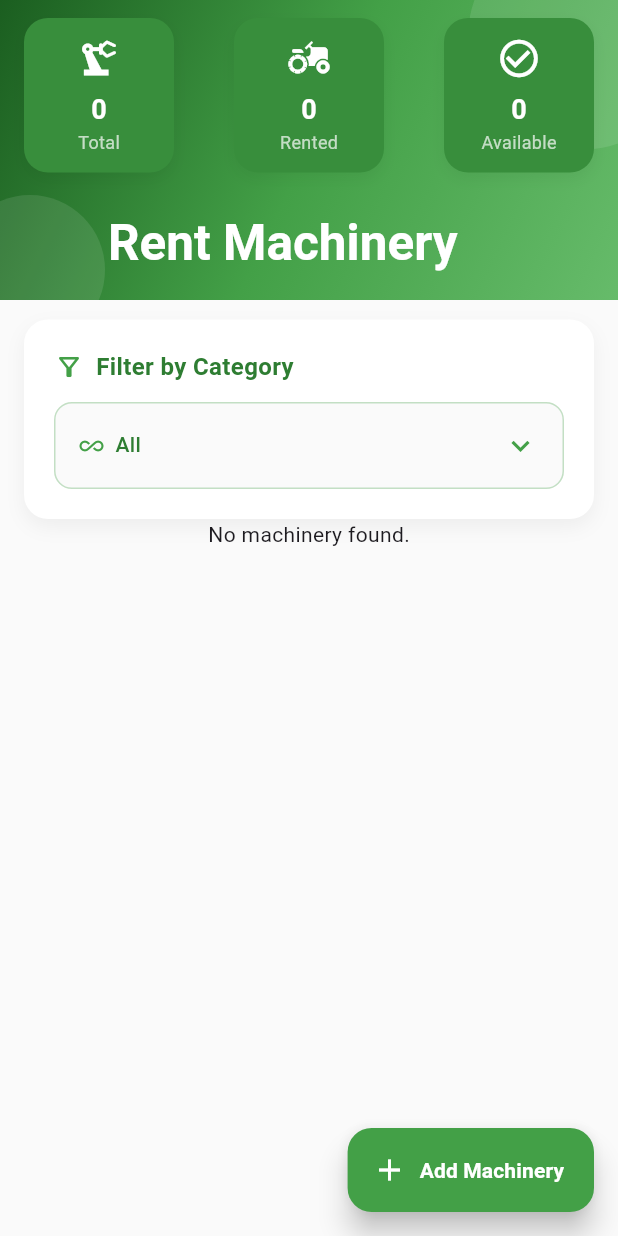
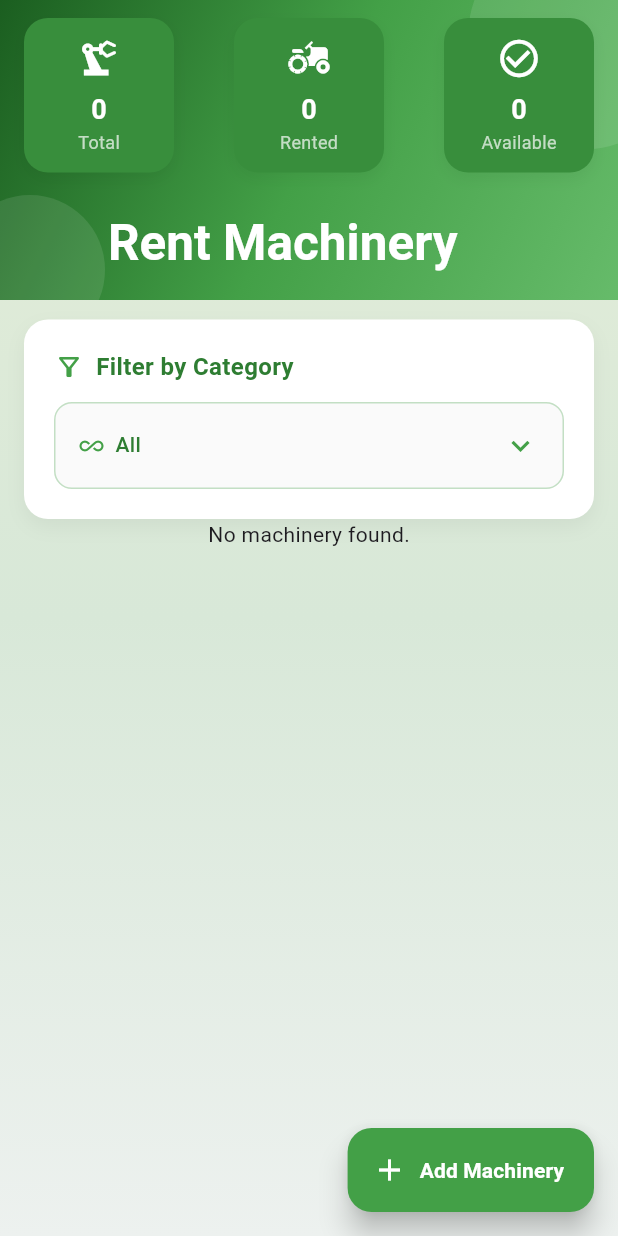
Before and after one commit to laibaahmad09/HarvestHUB, a Flutter app: the RentDashboard screen opened by its route, on a phone screen of 412 x 824 dp. Run offline on Flutter 3.47's test engine with Material 3 defaults, Android fonts, the phone set to English and light mode, and no system bars; our stand-ins replace cloud_firestore, firebase_auth, firebase_core, image_picker, shared_preferences; accounts and stored records are empty.

Commit message:
seller-dashboard: set background color

```diff
--- a/lib/ui/SellerDashBord/rent_machinery/rent_machinery_screen.dart
+++ b/lib/ui/SellerDashBord/rent_machinery/rent_machinery_screen.dart
@@ -2,6 +2,7 @@ import 'package:flutter/material.dart';
 import 'package:provider/provider.dart';
 import '../../../approutes/app_routes.dart';
 import '../../../controllers/machinery_controller.dart';
+import '../../../utils/app_colors.dart';
 import 'components/machinery_header.dart';
 import 'components/category_filter.dart';
 import 'components/machinery_list.dart';
@@ -55,8 +56,9 @@ class _RentDashboardState extends State<RentDashboard>
   @override
   Widget build(BuildContext context) {
     return Scaffold(
-      backgroundColor: Colors.grey[50],
-      body: Stack(
+      body: Container(
+        decoration: AppColors.backgroundDecoration,
+        child: Stack(
         children: [
           SafeArea(
             child: CustomScrollView(
@@ -90,6 +92,7 @@ class _RentDashboardState extends State<RentDashboard>
           ),
           StatsOverlay(),
         ],
+        ),
       ),
       floatingActionButton: FloatingActionButton.extended(
         onPressed: () {
--- a/lib/ui/SellerDashBord/sell_product/sell_product_screen.dart
+++ b/lib/ui/SellerDashBord/sell_product/sell_product_screen.dart
@@ -2,6 +2,7 @@ import 'package:flutter/material.dart';
 import 'package:provider/provider.dart';
 import '../../../controllers/product_controller.dart';
 import '../../../approutes/app_routes.dart';
+import '../../../utils/app_colors.dart';
 import 'components/dashboard_header.dart';
 import 'components/stat_card.dart';
 import 'components/action_buttons.dart';
@@ -27,8 +28,9 @@ class _SellDashboardState extends State<SellDashboard> {
   @override
   Widget build(BuildContext context) {
     return Scaffold(
-      backgroundColor: Colors.grey[50],
-      body: SingleChildScrollView(
+      body: Container(
+        decoration: AppColors.backgroundDecoration,
+        child: SingleChildScrollView(
         padding: EdgeInsets.all(16),
         child: Column(
           crossAxisAlignment: CrossAxisAlignment.start,
@@ -69,6 +71,7 @@ class _SellDashboardState extends State<SellDashboard> {
             SizedBox(height: 20),
           ],
         ),
+        ),
       ),
       floatingActionButton: FloatingActionButton(
         onPressed: () => AppRoutes.navigateTo(context, AppRoutes.addProduct),
--- a/lib/ui/SellerDashBord/seller_dash_bord.dart
+++ b/lib/ui/SellerDashBord/seller_dash_bord.dart
@@ -1,7 +1,7 @@
 import 'package:first_project/approutes/app_routes.dart';
+import 'package:first_project/ui/SellerDashBord/hire_labour/hire_labour_screen.dart';
+import 'package:first_project/ui/SellerDashBord/inventory/inventory_screen.dart';
 import 'package:flutter/material.dart';
-import 'find_labour.dart';
-import 'inventory.dart';
 import 'rent_machinery/rent_machinery_screen.dart';
 import 'sell_product/sell_product_screen.dart';
 import 'Helper/custom_drawer.dart';
--- /dev/null
+++ b/lib/utils/app_colors.dart
@@ -0,0 +1,20 @@
+import 'package:flutter/material.dart';
+
+class AppColors {
+  static const List<Color> backgroundGradient = [
+    Color.fromARGB(255, 228, 237, 216),
+    Color.fromARGB(255, 216, 232, 216),
+    Color.fromARGB(255, 237, 241, 239),
+  ];
+
+  static const List<double> gradientStops = [0.0, 0.5, 1.0];
+
+  static BoxDecoration get backgroundDecoration => BoxDecoration(
+    gradient: LinearGradient(
+      begin: Alignment.topCenter,
+      end: Alignment.bottomCenter,
+      colors: backgroundGradient,
+      stops: gradientStops,
+    ),
+  );
+}
```
